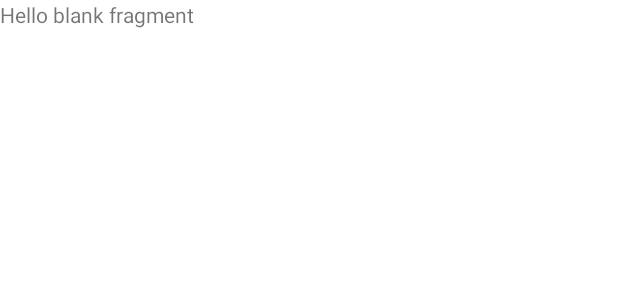
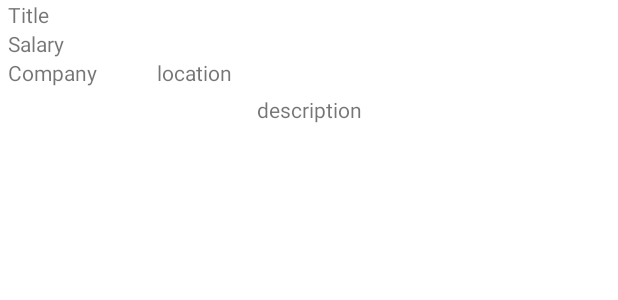
Before and after one commit to NikitunPVLK/JobSeeker, an Android app: the layout fragment_detailed_vacancy.xml on its own in the app's theme, with its tools: preview values and no code run, on a phone screen of 412 x 824 dp. Shown: the top 300 px of the screen. Run offline under Robolectric (Android 15) with nearby library versions, the phone set to English and light mode, and no system bars.

Commit message:
Detailed vacancy view implemented

```diff
--- a/JobSeeker/app/src/main/res/layout/fragment_detailed_vacancy.xml
+++ b/JobSeeker/app/src/main/res/layout/fragment_detailed_vacancy.xml
@@ -1,14 +1,67 @@
 <?xml version="1.0" encoding="utf-8"?>
 <FrameLayout xmlns:android="http://schemas.android.com/apk/res/android"
+    xmlns:app="http://schemas.android.com/apk/res-auto"
     xmlns:tools="http://schemas.android.com/tools"
     android:layout_width="match_parent"
     android:layout_height="match_parent"
     tools:context=".fragments.DetailedVacancyFragment">
 
-    <!-- TODO: Update blank fragment layout -->
-    <TextView
+    <ScrollView
         android:layout_width="match_parent"
-        android:layout_height="match_parent"
-        android:text="@string/hello_blank_fragment" />
+        android:layout_height="match_parent">
+
+        <androidx.constraintlayout.widget.ConstraintLayout
+            android:layout_width="match_parent"
+            android:layout_height="match_parent">
+
+            <TextView
+                android:id="@+id/vacancy_title"
+                android:layout_width="wrap_content"
+                android:layout_height="wrap_content"
+                android:layout_marginStart="5dp"
+                android:text="Title"
+                app:layout_constraintStart_toStartOf="parent"
+                app:layout_constraintTop_toTopOf="parent" />
+
+            <TextView
+                android:id="@+id/vacancy_salary"
+                android:layout_width="wrap_content"
+                android:layout_height="wrap_content"
+                android:layout_marginStart="5dp"
+                android:text="Salary"
+                app:layout_constraintStart_toStartOf="parent"
+                app:layout_constraintTop_toBottomOf="@id/vacancy_title" />
+
+            <TextView
+                android:id="@+id/vacancy_company"
+                android:layout_width="wrap_content"
+                android:layout_height="wrap_content"
+                android:layout_marginStart="5dp"
+                android:text="Company"
+                app:layout_constraintStart_toStartOf="parent"
+                app:layout_constraintTop_toBottomOf="@id/vacancy_salary" />
+
+            <TextView
+                android:id="@+id/vacancy_location"
+                android:layout_width="wrap_content"
+                android:layout_height="wrap_content"
+                android:layout_marginStart="40dp"
+                android:text="location"
+                app:layout_constraintStart_toEndOf="@id/vacancy_company"
+                app:layout_constraintTop_toTopOf="@id/vacancy_company" />
+
+            <TextView
+                android:id="@+id/vacancy_description"
+                android:layout_width="wrap_content"
+                android:layout_height="wrap_content"
+                android:padding="5dp"
+                android:text="description"
+                app:layout_constraintEnd_toEndOf="parent"
+                app:layout_constraintStart_toStartOf="parent"
+                app:layout_constraintTop_toBottomOf="@id/vacancy_company" />
+
+        </androidx.constraintlayout.widget.ConstraintLayout>
+    </ScrollView>
+
 
 </FrameLayout>
```
Also changed, not shown: JobSeeker/app/src/main/java/com/example/jobseeker/adapter/VacancyItemAdapter.kt (+22 -5 lines), JobSeeker/app/src/main/java/com/example/jobseeker/fragments/DetailedVacancyFragment.kt (+32 -5 lines), JobSeeker/app/src/main/res/navigation/nav_graph.xml (+16 -1 lines).
